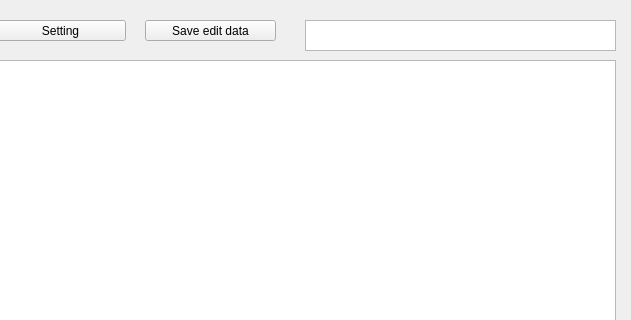
Before: the Qt Designer form userwindow.ui in Backart/DBapp, drawn with Qt 5; both pictures show x 365 to 996 and y 0 to 320 of the 996 by 658 pixel window.
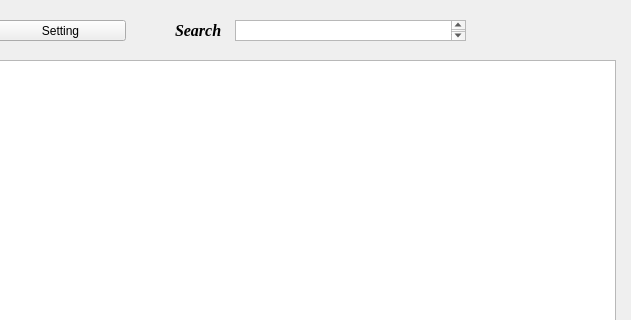
After: the same form once the commit is applied.

Commit message:
update button and connect history table
add experimental version logHistory() code

```diff
--- a/userwindow.ui
+++ b/userwindow.ui
@@ -37,12 +37,22 @@
    <widget class="QTextEdit" name="textEdit_search">
     <property name="geometry">
      <rect>
-      <x>670</x>
+      <x>600</x>
       <y>20</y>
-      <width>311</width>
-      <height>31</height>
+      <width>231</width>
+      <height>21</height>
      </rect>
     </property>
+    <property name="html">
+     <string>&lt;!DOCTYPE HTML PUBLIC &quot;-//W3C//DTD HTML 4.0//EN&quot; &quot;http://www.w3.org/TR/REC-html40/strict.dtd&quot;&gt;
+&lt;html&gt;&lt;head&gt;&lt;meta name=&quot;qrichtext&quot; content=&quot;1&quot; /&gt;&lt;meta charset=&quot;utf-8&quot; /&gt;&lt;style type=&quot;text/css&quot;&gt;
+p, li { white-space: pre-wrap; }
+hr { height: 1px; border-width: 0; }
+li.unchecked::marker { content: &quot;\2610&quot;; }
+li.checked::marker { content: &quot;\2612&quot;; }
+&lt;/style&gt;&lt;/head&gt;&lt;body style=&quot; font-family:'Segoe UI'; font-size:9pt; font-weight:400; font-style:normal;&quot;&gt;
+&lt;p style=&quot; margin-top:12px; margin-bottom:12px; margin-left:0px; margin-right:0px; -qt-block-indent:0; text-indent:0px;&quot;&gt;&lt;br /&gt;&lt;/p&gt;&lt;/body&gt;&lt;/html&gt;</string>
+    </property>
    </widget>
    <widget class="QPushButton" name="pushButton_UpdateDB">
     <property name="geometry">
@@ -83,20 +93,7 @@
      <string>Setting</string>
     </property>
    </widget>
-   <widget class="QPushButton" name="pushButton_save_edit_data">
-    <property name="geometry">
-     <rect>
-      <x>510</x>
-      <y>20</y>
-      <width>131</width>
-      <height>21</height>
-     </rect>
-    </property>
-    <property name="text">
-     <string>Save edit data</string>
-    </property>
-   </widget>
-   <widget class="QTableView" name="tableView_2">
+   <widget class="QTableView" name="tableView_history">
     <property name="geometry">
      <rect>
       <x>20</x>
@@ -106,6 +103,27 @@
      </rect>
     </property>
    </widget>
+   <widget class="QLabel" name="label">
+    <property name="geometry">
+     <rect>
+      <x>540</x>
+      <y>20</y>
+      <width>51</width>
+      <height>21</height>
+     </rect>
+    </property>
+    <property name="font">
+     <font>
+      <family>Times New Roman</family>
+      <pointsize>12</pointsize>
+      <italic>true</italic>
+      <bold>true</bold>
+     </font>
+    </property>
+    <property name="text">
+     <string>Search</string>
+    </property>
+   </widget>
   </widget>
   <widget class="QMenuBar" name="menubar">
    <property name="geometry">
```
Left out of the diff: 2 changed lines with no effect on the pictures. The commit also changes 4 other files.
